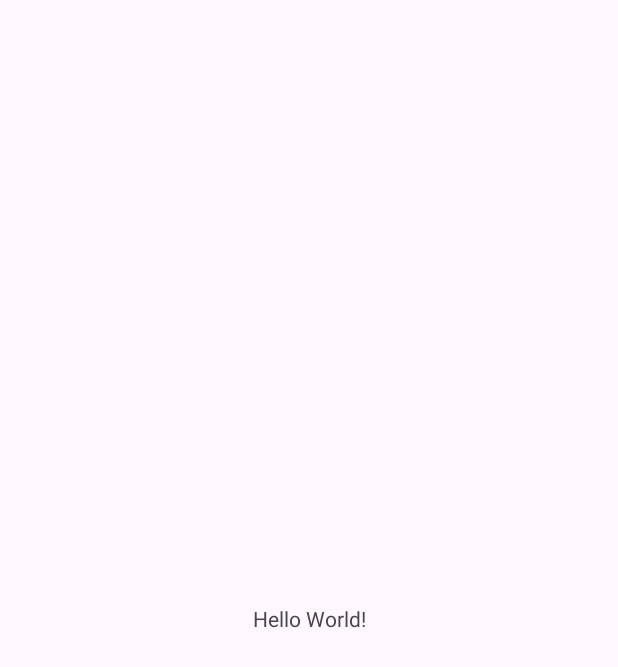
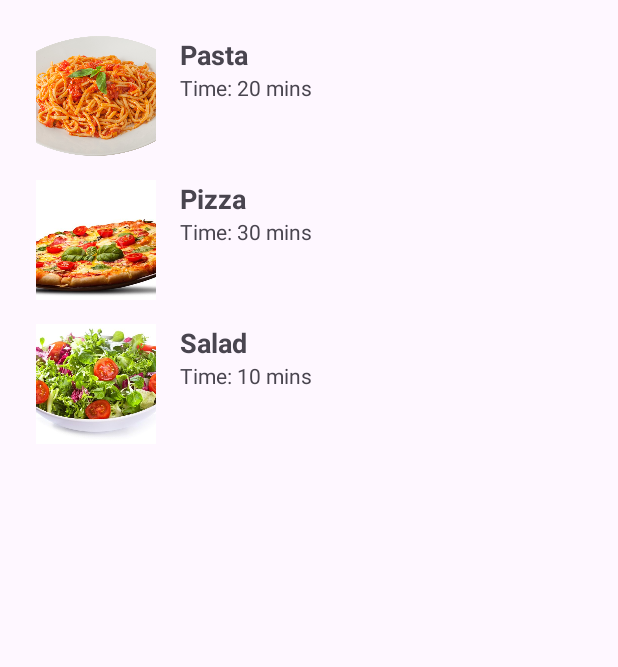
Before and after one commit to TarlavinaMaria/DishMenuApp, an Android app: the screen it shows after launch (MainActivity), on a phone screen of 412 x 824 dp. Before the commit the part shown is almost empty. Shown: the top 667 px of the screen. Run offline under Robolectric (Android 15) with nearby library versions, the phone set to English and light mode, and no system bars.

Commit message:
Работа в классе

```diff
--- /dev/null
+++ b/app/src/main/java/com/example/dishmenuapp/Dish.java
@@ -0,0 +1,24 @@
+package com.example.dishmenuapp;
+
+public class Dish {
+    // Класс, представляющий блюдо
+     String name;
+     String time;
+     int imageResId;
+    // Конструктор
+    public Dish(String name, String time, int imageResId) {
+        this.name = name;
+        this.time = time;
+        this.imageResId = imageResId;
+    }
+    // Получение данных
+    public String getName() {
+        return name;
+    }
+    public String getTime() {
+        return time;
+    }
+    public int getImageResId() {
+        return imageResId;
+    }
+}
--- /dev/null
+++ b/app/src/main/java/com/example/dishmenuapp/DishAdapter.java
@@ -0,0 +1,53 @@
+package com.example.dishmenuapp;
+
+import android.view.LayoutInflater;
+import android.view.View;
+import android.view.ViewGroup;
+import android.widget.ImageView;
+import android.widget.TextView;
+import androidx.annotation.NonNull;
+import androidx.recyclerview.widget.RecyclerView;
+import java.util.List;
+
+public class DishAdapter extends RecyclerView.Adapter<DishAdapter.DishViewHolder> {
+    // Список блюд
+    List<Dish> dishList;
+    // Конструктор
+    public DishAdapter(List<Dish> dishList) {
+        this.dishList = dishList;
+    }
+    // Создание ViewHolder для каждого элемента списка
+    @NonNull
+    @Override
+    public DishViewHolder onCreateViewHolder(@NonNull ViewGroup parent, int viewType) {
+        View view = LayoutInflater.from(parent.getContext()).inflate(R.layout.item_dish, parent, false);
+        return new DishViewHolder(view);
+    }
+    // Привязка данных к ViewHolder
+    @Override
+    public void onBindViewHolder(@NonNull DishViewHolder holder, int position) {
+        // Получение блюда по позиции
+        Dish dish = dishList.get(position);
+        holder.dishImage.setImageResource(dish.getImageResId());
+        holder.dishName.setText(dish.getName());
+        holder.dishTime.setText("Time: " + dish.getTime());
+    }
+    // Возвращает количество элементов в списке
+    @Override
+    public int getItemCount() {
+        return dishList.size();
+    }
+    // Класс который хранит информацию о ViewHolder
+    public static class DishViewHolder extends RecyclerView.ViewHolder {
+        ImageView dishImage;
+        TextView dishName;
+        TextView dishTime;
+        // Конструктор, принимает макет элемента списка, находит в нем элементы и сохраняет
+        public DishViewHolder(@NonNull View itemView) {
+            super(itemView);
+            dishImage = itemView.findViewById(R.id.dishImage);
+            dishName = itemView.findViewById(R.id.dishName);
+            dishTime = itemView.findViewById(R.id.dishTime);
+        }
+    }
+}
--- a/app/src/main/java/com/example/dishmenuapp/MainActivity.java
+++ b/app/src/main/java/com/example/dishmenuapp/MainActivity.java
@@ -1,24 +1,34 @@
 package com.example.dishmenuapp;
 
 import android.os.Bundle;
-
-import androidx.activity.EdgeToEdge;
 import androidx.appcompat.app.AppCompatActivity;
-import androidx.core.graphics.Insets;
-import androidx.core.view.ViewCompat;
-import androidx.core.view.WindowInsetsCompat;
+import androidx.recyclerview.widget.LinearLayoutManager;
+import androidx.recyclerview.widget.RecyclerView;
+import java.util.ArrayList;
+import java.util.List;
 
 public class MainActivity extends AppCompatActivity {
+
+     RecyclerView recyclerView;
+     DishAdapter dishAdapter;
 
     @Override
     protected void onCreate(Bundle savedInstanceState) {
         super.onCreate(savedInstanceState);
-        EdgeToEdge.enable(this);
         setContentView(R.layout.activity_main);
-        ViewCompat.setOnApplyWindowInsetsListener(findViewById(R.id.main), (v, insets) -> {
-            Insets systemBars = insets.getInsets(WindowInsetsCompat.Type.systemBars());
-            v.setPadding(systemBars.left, systemBars.top, systemBars.right, systemBars.bottom);
-            return insets;
-        });
+        // Получение ссылки в макете
+        recyclerView = findViewById(R.id.recyclerView);
+        recyclerView.setLayoutManager(new LinearLayoutManager(this));
+        // Создание списка
+        List<Dish> dishList = new ArrayList<>();
+        // Добавление блюд в список
+        dishList.add(new Dish("Pasta", "20 mins", R.drawable.pasta));
+        dishList.add(new Dish("Pizza", "30 mins", R.drawable.pizza));
+        dishList.add(new Dish("Salad", "10 mins", R.drawable.salat));
+
+        // Создание адаптера
+        dishAdapter = new DishAdapter(dishList);
+        // Загрузка адаптера, для отображения
+        recyclerView.setAdapter(dishAdapter);
     }
 }
--- a/app/src/main/res/layout/activity_main.xml
+++ b/app/src/main/res/layout/activity_main.xml
@@ -1,19 +1,11 @@
 <?xml version="1.0" encoding="utf-8"?>
-<androidx.constraintlayout.widget.ConstraintLayout xmlns:android="http://schemas.android.com/apk/res/android"
-    xmlns:app="http://schemas.android.com/apk/res-auto"
-    xmlns:tools="http://schemas.android.com/tools"
-    android:id="@+id/main"
+<RelativeLayout xmlns:android="http://schemas.android.com/apk/res/android"
     android:layout_width="match_parent"
-    android:layout_height="match_parent"
-    tools:context=".MainActivity">
+    android:layout_height="match_parent">
 
-    <TextView
-        android:layout_width="wrap_content"
-        android:layout_height="wrap_content"
-        android:text="Hello World!"
-        app:layout_constraintBottom_toBottomOf="parent"
-        app:layout_constraintEnd_toEndOf="parent"
-        app:layout_constraintStart_toStartOf="parent"
-        app:layout_constraintTop_toTopOf="parent" />
-
-</androidx.constraintlayout.widget.ConstraintLayout>
+    <androidx.recyclerview.widget.RecyclerView
+        android:id="@+id/recyclerView"
+        android:layout_width="match_parent"
+        android:layout_height="match_parent"
+        android:padding="16dp"/>
+</RelativeLayout>
--- /dev/null
+++ b/app/src/main/res/layout/item_dish.xml
@@ -0,0 +1,37 @@
+<?xml version="1.0" encoding="utf-8"?>
+<LinearLayout xmlns:android="http://schemas.android.com/apk/res/android"
+    android:layout_width="match_parent"
+    android:layout_height="wrap_content"
+    android:orientation="horizontal"
+    android:padding="8dp">
+
+    <ImageView
+        android:id="@+id/dishImage"
+        android:layout_width="80dp"
+        android:layout_height="80dp"
+        android:scaleType="centerCrop"
+        android:src="@drawable/ic_launcher_background"/>
+
+    <LinearLayout
+        android:layout_width="0dp"
+        android:layout_height="wrap_content"
+        android:layout_weight="1"
+        android:orientation="vertical"
+        android:paddingLeft="16dp">
+
+        <TextView
+            android:id="@+id/dishName"
+            android:layout_width="wrap_content"
+            android:layout_height="wrap_content"
+            android:text="Dish Name"
+            android:textSize="18sp"
+            android:textStyle="bold"/>
+
+        <TextView
+            android:id="@+id/dishTime"
+            android:layout_width="wrap_content"
+            android:layout_height="wrap_content"
+            android:text="Time: 30 mins"
+            android:textSize="14sp"/>
+    </LinearLayout>
+</LinearLayout>
```
Also changed, not shown: app/src/main/res/drawable/pasta.png (added), app/src/main/res/drawable/pizza.png (added), app/src/main/res/drawable/salat.png (added).
